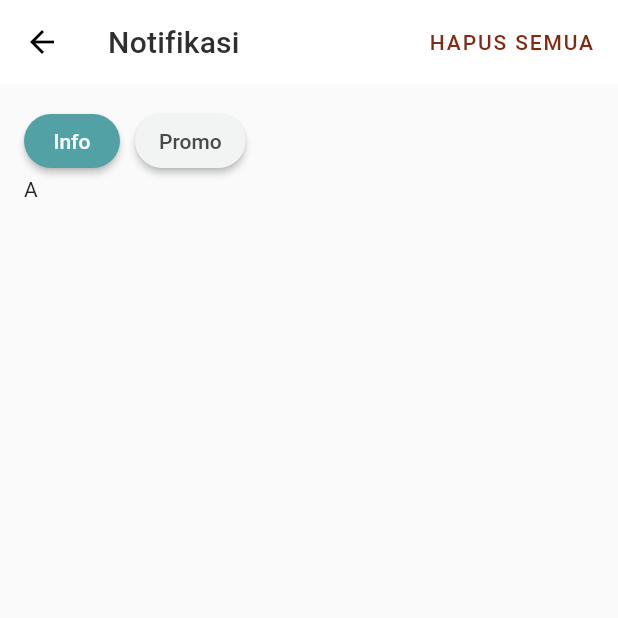
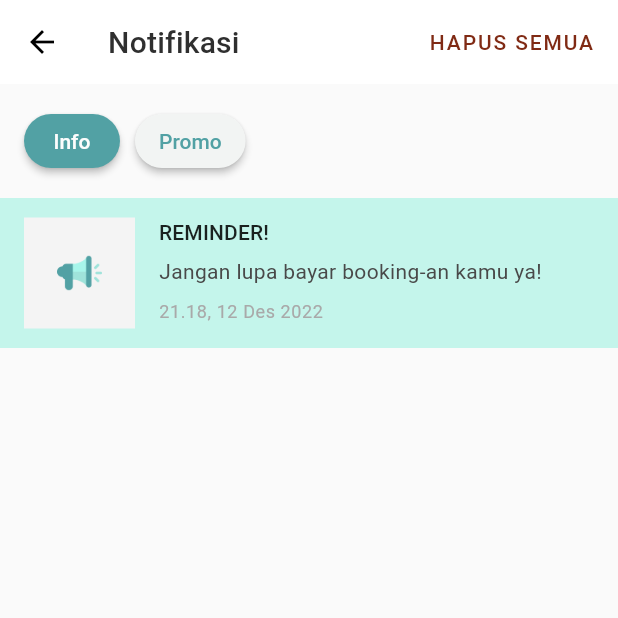
Before and after one commit to Group10CapstoneProject/Flutter, a Flutter app: the NotificationScreen screen opened directly, after a tap on "Info", on a phone screen of 412 x 824 dp, the top half of it. Run offline on Flutter 3.47's test engine with Material 2 defaults, Android fonts, the phone set to English and light mode, and no system bars; our stand-ins replace barcode_widget, dio, dotted_border, dotted_line, file_picker, flutter_markdown and 6 more; missing offline and left inert: ticket_widget; accounts and stored records are empty.

Commit message:
menambahkan tampilan notifikasi

```diff
--- a/lib/provider/homepage_provider.dart
+++ b/lib/provider/homepage_provider.dart
@@ -1,7 +1,6 @@
 import 'package:capstone_alterra_flutter/model/articles_model.dart';
 import 'package:capstone_alterra_flutter/model/json_model.dart';
 import 'package:capstone_alterra_flutter/model/offline_model.dart';
-import 'package:capstone_alterra_flutter/model/online_class_model.dart';
 import 'package:capstone_alterra_flutter/service/articles_service.dart';
 import 'package:capstone_alterra_flutter/service/offline_service.dart';
 import 'package:capstone_alterra_flutter/util/utils.dart';
--- a/lib/provider/notification_provider.dart
+++ b/lib/provider/notification_provider.dart
@@ -1,10 +1,10 @@
 import 'package:flutter/material.dart';
 
 class NotificationProvider with ChangeNotifier {
-  bool isPromo = true;
+  bool isInfo = true;
 
-  void setisPromo(bool value) {
-    isPromo = value;
+  void setisInfo(bool value) {
+    isInfo = value;
     notifyListeners();
   }
 }
--- a/lib/screen/membership/my_membership_screen.dart
+++ b/lib/screen/membership/my_membership_screen.dart
@@ -1,8 +1,6 @@
 import 'package:capstone_alterra_flutter/model/members_detail_model.dart';
-import 'package:capstone_alterra_flutter/model/user_profile_model.dart';
 import 'package:capstone_alterra_flutter/screen/membership/all_membership_screen.dart';
 import 'package:capstone_alterra_flutter/styles/theme.dart';
-import 'package:capstone_alterra_flutter/util/membership.dart';
 import 'package:capstone_alterra_flutter/util/user_token.dart';
 import 'package:capstone_alterra_flutter/util/utils.dart';
 import 'package:flutter/material.dart';
--- a/lib/screen/notifikasi/notifikasi.dart
+++ b/lib/screen/notifikasi/notifikasi.dart
@@ -18,7 +18,7 @@ class _NotificationScreenState extends State<NotificationScreen> {
   @override
   Widget build(BuildContext context) {
     pageController = PageController(
-      initialPage: (context.read<NotificationProvider>().isPromo) ? 0 : 1,
+      initialPage: (context.read<NotificationProvider>().isInfo) ? 0 : 1,
     );
     return Scaffold(
       appBar: AppBar(
@@ -51,23 +51,25 @@ class _NotificationScreenState extends State<NotificationScreen> {
           ),
         ],
       ),
-      body: Padding(
-        padding: const EdgeInsets.symmetric(horizontal: 16, vertical: 14),
-        child: Column(
+      body: Column(
         children: [
           notification(),
+
+          // Widget Info & Promo
           Expanded(
             child: PageView(
               physics: const NeverScrollableScrollPhysics(),
               controller: pageController,
-                children: const [
-                  Text('A'),
-                  Text('B'),
+              children: [
+                /// Info
+                info(),
+
+                /// promo
+                promo(),
               ],
             ),
           ),
         ],
-        ),
       ),
     );
   }
@@ -75,12 +77,14 @@ class _NotificationScreenState extends State<NotificationScreen> {
   Widget notification() {
     return Consumer<NotificationProvider>(
       builder: (context, value, child) {
-        return Row(
+        return Padding(
+          padding: const EdgeInsets.symmetric(horizontal: 16, vertical: 14),
+          child: Row(
             children: [
               ElevatedButton(
                 style: ElevatedButton.styleFrom(
                   backgroundColor:
-                    value.isPromo ? const Color(0xFFF2F4F3) : primaryBase,
+                      value.isInfo ? primaryBase : const Color(0xFFF2F4F3),
                   shape: RoundedRectangleBorder(
                     borderRadius: BorderRadius.circular(20),
                   ),
@@ -91,12 +95,12 @@ class _NotificationScreenState extends State<NotificationScreen> {
                     duration: const Duration(milliseconds: 500),
                     curve: Curves.easeIn,
                   );
-                value.setisPromo(false);
+                  value.setisInfo(true);
                 },
                 child: Text(
                   'Info',
                   style: TextStyle(
-                  color: value.isPromo ? primaryBase : whiteBase,
+                    color: value.isInfo ? whiteBase : blackLightest,
                   ),
                 ),
               ),
@@ -106,7 +110,7 @@ class _NotificationScreenState extends State<NotificationScreen> {
               ElevatedButton(
                 style: ElevatedButton.styleFrom(
                   backgroundColor:
-                    value.isPromo ? primaryBase : const Color(0xFFF2F4F3),
+                      value.isInfo ? const Color(0xFFF2F4F3) : primaryBase,
                   shape: RoundedRectangleBorder(
                     borderRadius: BorderRadius.circular(20),
                   ),
@@ -117,18 +121,107 @@ class _NotificationScreenState extends State<NotificationScreen> {
                     duration: const Duration(milliseconds: 500),
                     curve: Curves.easeIn,
                   );
-                value.setisPromo(true);
+                  value.setisInfo(false);
                 },
                 child: Text(
                   'Promo',
                   style: TextStyle(
-                  color: value.isPromo ? whiteBase : blackLightest,
+                    color: value.isInfo ? primaryBase : whiteBase,
                   ),
                 ),
               ),
             ],
+          ),
         );
       },
     );
   }
+
+  Widget info() {
+    return Column(
+      children: [
+        Container(
+          height: 100,
+          width: MediaQuery.of(context).size.width,
+          color: primaryLightest,
+          child: Row(
+            children: [
+              Container(
+                margin: const EdgeInsets.symmetric(horizontal: 16),
+                height: 74,
+                width: 74,
+                color: whiteDark,
+                child: Stack(
+                  children: [
+                    Center(
+                      child: Image.asset(
+                        'assets/homepage/speaker.png',
+                        width: 30,
+                        height: 30,
+                      ),
+                    ),
+                  ],
+                ),
+              ),
+              Expanded(
+                child: Column(
+                  crossAxisAlignment: CrossAxisAlignment.start,
+                  children: [
+                    const SizedBox(
+                      height: 15.0,
+                    ),
+                    Text(
+                      'REMINDER!',
+                      style: kSubtitle2,
+                    ),
+                    const SizedBox(
+                      height: 10.0,
+                    ),
+                    Text(
+                      'Jangan lupa bayar booking-an kamu ya!',
+                      style: kBody2.copyWith(color: blackLightest),
+                    ),
+                    const SizedBox(
+                    height: 12.0,
+                    ),
+                    Text(
+                      '21.18, 12 Des 2022',
+                      style: kCaption.copyWith(color: whiteDarkest),
+                    ),
+                  ],
+                ),
+              )
+            ],
+          ),
+        ),
+      ],
+    );
   }
+
+  Widget promo() {
+    return Column(
+      mainAxisAlignment: MainAxisAlignment.center,
+      children: [
+        Image.asset(
+          'assets/homepage/message.png',
+          height: 120,
+          width: 120,
+        ),
+        const SizedBox(
+          height: 16.0,
+        ),
+        Text(
+          'Tidak ada promo yang tersedia',
+          style: kSubtitle1.copyWith(color: blackLight),
+        ),
+        const SizedBox(
+          height: 16.0,
+        ),
+        Text(
+          'sepertinya tidak ada promosi sekarang',
+          style: kBody2.copyWith(color: blackLightest),
+        )
+      ],
+    );
+  }
+}
--- a/lib/screen/trainers/details_trainers.dart
+++ b/lib/screen/trainers/details_trainers.dart
@@ -1,6 +1,5 @@
 import 'package:capstone_alterra_flutter/model/category_trainer_model.dart';
 import 'package:capstone_alterra_flutter/model/trainers_model.dart';
-import 'package:capstone_alterra_flutter/screen/trainers/booking_trainers.dart';
 import 'package:capstone_alterra_flutter/styles/theme.dart';
 import 'package:capstone_alterra_flutter/util/utils.dart';
 import 'package:flutter/material.dart';
```
Also changed, not shown: assets/homepage/message.png (added), assets/homepage/speaker.png (added). Lines whose indentation alone changed are shown as unchanged.
